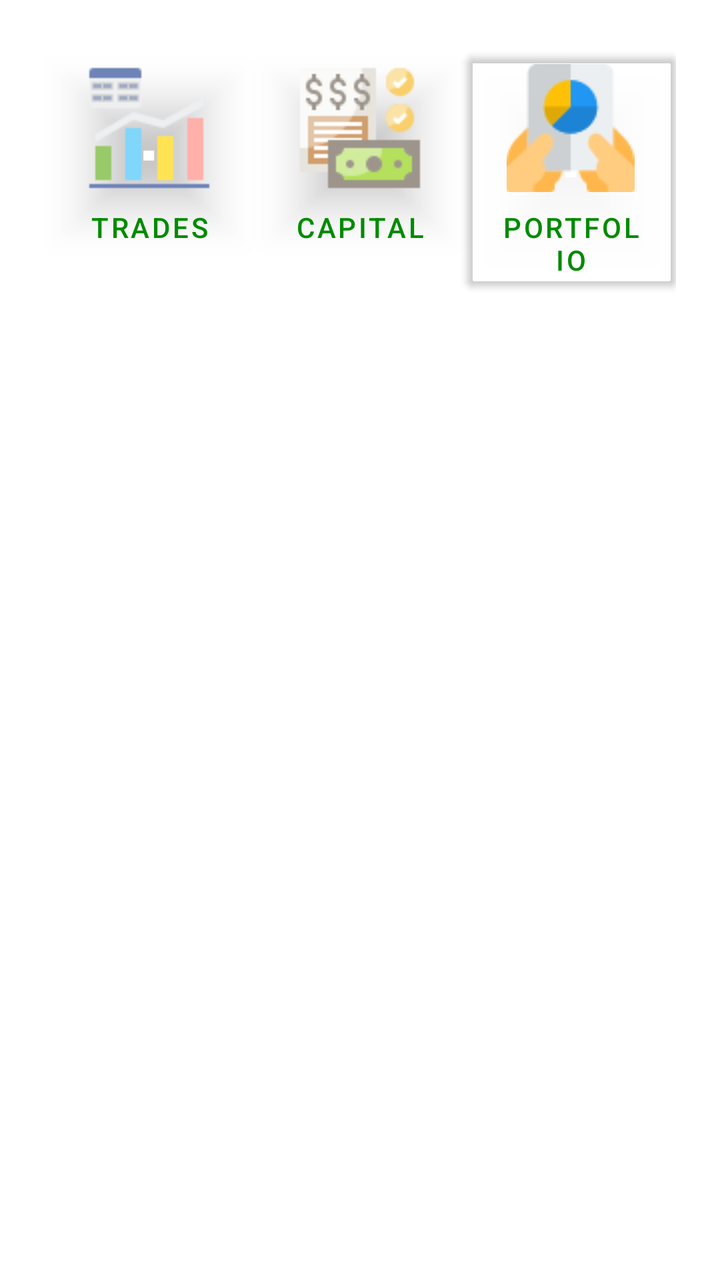
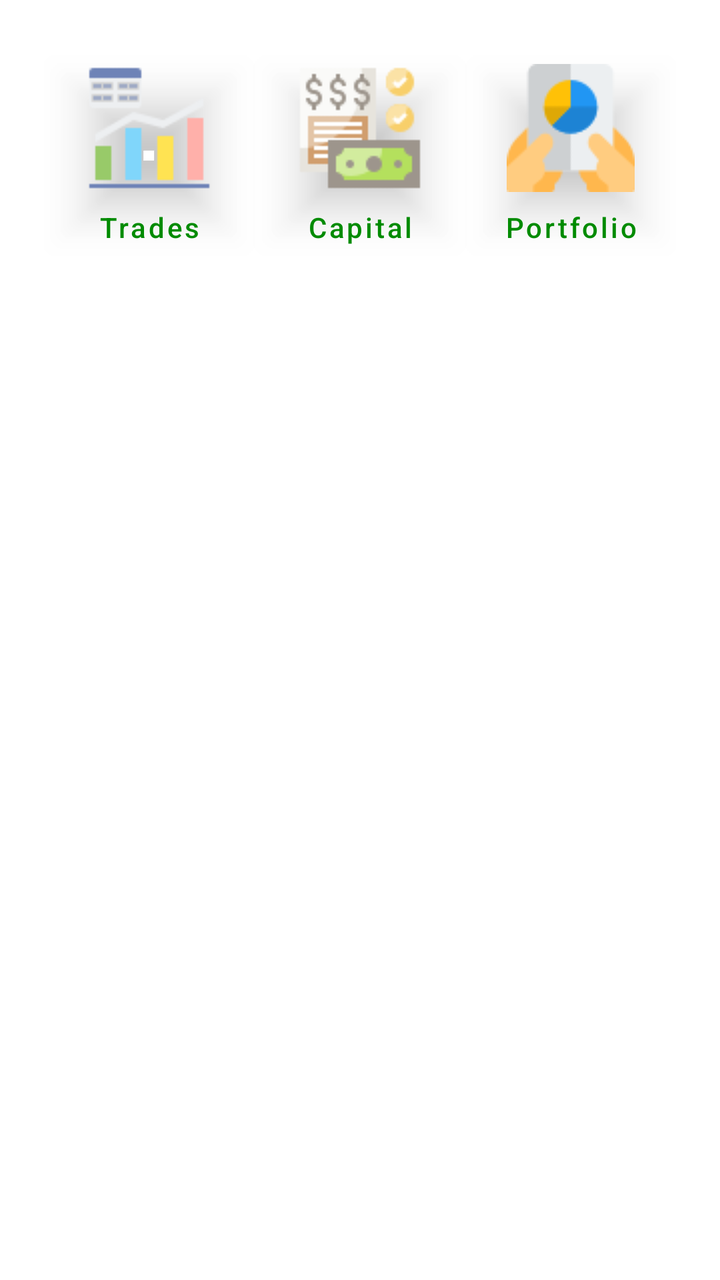

Screens rendered from an Android XML layout before and after an edit, with the pre-edit source and the edit as a unified diff.
<!-- AndroidManifest.xml: application theme AppTheme -->
<!-- res/layout/bottom_sheet_menu.xml -->
<?xml version="1.0" encoding="utf-8"?>
<LinearLayout xmlns:android="http://schemas.android.com/apk/res/android"
    xmlns:app="http://schemas.android.com/apk/res-auto"
    android:id="@+id/bottom_sheet"
    android:layout_width="match_parent"
    android:layout_height="wrap_content"
    android:background="#ffffff"
    android:orientation="vertical"
    android:padding="12dp"
    app:behavior_hideable="false"
    app:behavior_peekHeight="100dp">
    <LinearLayout
        android:layout_width="match_parent"
        android:layout_height="wrap_content"
        android:orientation="horizontal"
        android:weightSum="3"
        android:padding="10dp"
        >
        <com.google.android.material.button.MaterialButton
            android:drawableTop="@drawable/trades"
            android:layout_width="match_parent"
            android:layout_height="wrap_content"
            android:layout_weight="1"
            android:id="@+id/btn_trades"
            android:text="Trades"
            android:textColor="@color/colorPrimary"
            android:backgroundTint="@android:color/transparent"
            />
        <com.google.android.material.button.MaterialButton
            android:drawableTop="@drawable/capital"
            android:layout_width="match_parent"
            android:layout_height="wrap_content"
            android:layout_weight="1"
            android:id="@+id/btn_capital"
            android:text="Capital"
            android:textColor="@color/colorPrimary"
            android:backgroundTint="@android:color/transparent"
            />
        <com.google.android.material.button.MaterialButton
            android:drawableTop="@drawable/portfolio"
            android:layout_width="match_parent"
            android:layout_height="wrap_content"
            android:id="@+id/btn_portfolio"
            android:text="Portfolio"
            android:layout_weight="1"
            android:textColor="@color/colorPrimary"
            android:backgroundTint="@android:color/transparent"
            />
    </LinearLayout>
</LinearLayout>
<!-- resources referenced by this layout -->
<resources>
  <color name="colorPrimary">#008b00</color>
  <!-- drawable capital: png bitmap (drawable, 2300 bytes) -->
  <!-- drawable portfolio: png bitmap (drawable, 2241 bytes) -->
  <!-- drawable trades: png bitmap (drawable, 1303 bytes) -->
  <style name="AppTheme" parent="Theme.MaterialComponents.Light">
          
          <item name="colorPrimary">@color/colorPrimary</item>
          <item name="colorPrimaryDark">@color/colorPrimaryDark</item>
          <item name="colorAccent">@color/colorAccent</item>
          <item name="statusBarBackground">@color/colorAccent</item>
          <item name="colorControlNormal">@color/colorWhite</item>
          <item name="dialogTheme">@style/AppTheme</item>
      </style>
  <color name="colorPrimaryDark">#00b248</color>
  <color name="colorAccent">#008b00</color>
  <color name="colorWhite">#ffffff</color>
</resources>

<!-- the commit's change to res/layout/bottom_sheet_menu.xml (unified diff, before → after) -->
@@ -22,6 +22,7 @@
             android:layout_height="wrap_content"
             android:layout_weight="1"
             android:id="@+id/btn_trades"
+            android:textAllCaps="false"
             android:text="Trades"
             android:textColor="@color/colorPrimary"
             android:backgroundTint="@android:color/transparent"
@@ -34,6 +35,7 @@
             android:id="@+id/btn_capital"
             android:text="Capital"
             android:textColor="@color/colorPrimary"
+            android:textAllCaps="false"
             android:backgroundTint="@android:color/transparent"
             />
         <com.google.android.material.button.MaterialButton
@@ -43,6 +45,7 @@
             android:id="@+id/btn_portfolio"
             android:text="Portfolio"
             android:layout_weight="1"
+            android:textAllCaps="false"
             android:textColor="@color/colorPrimary"
             android:backgroundTint="@android:color/transparent"
             />
